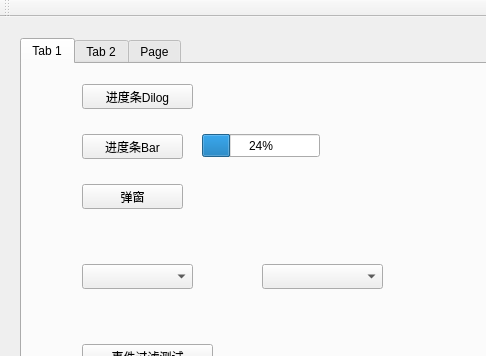
Above: mainwindow.ui from wenyue7/Interface_Plot before the change; both pictures show x 0 to 486 and y 0 to 356 of the 698 by 470 pixel window. Below: the same form after it.
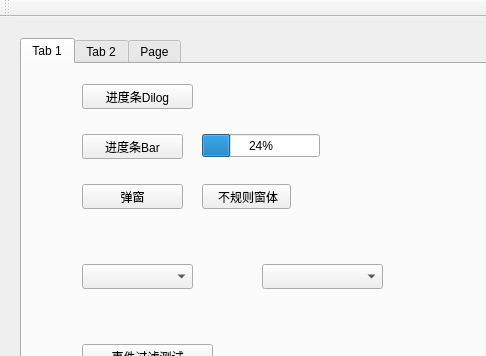
That is the form after the change. Custom widgets are drawn as their Qt base class.

Patch:
```diff
--- a/mainwindow.ui
+++ b/mainwindow.ui
@@ -118,6 +118,19 @@
           <string>事件过滤测试</string>
          </property>
         </widget>
+        <widget class="QPushButton" name="pushButton_5">
+         <property name="geometry">
+          <rect>
+           <x>180</x>
+           <y>120</y>
+           <width>89</width>
+           <height>25</height>
+          </rect>
+         </property>
+         <property name="text">
+          <string> 不规则窗体</string>
+         </property>
+        </widget>
        </widget>
        <widget class="QWidget" name="tab_2">
         <attribute name="title">
```
